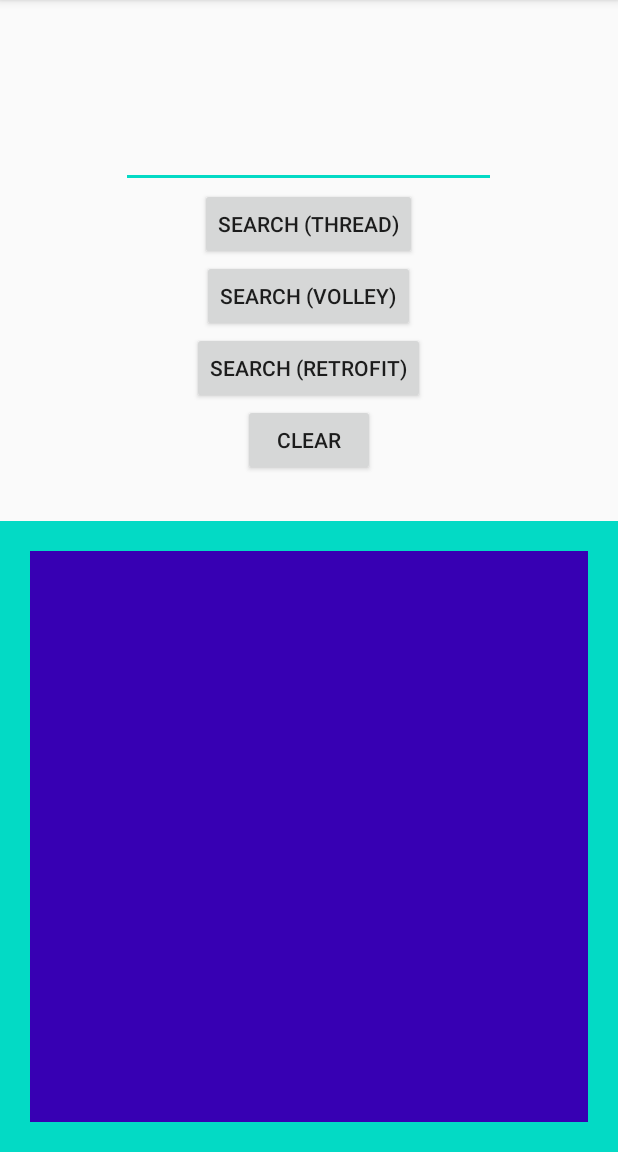
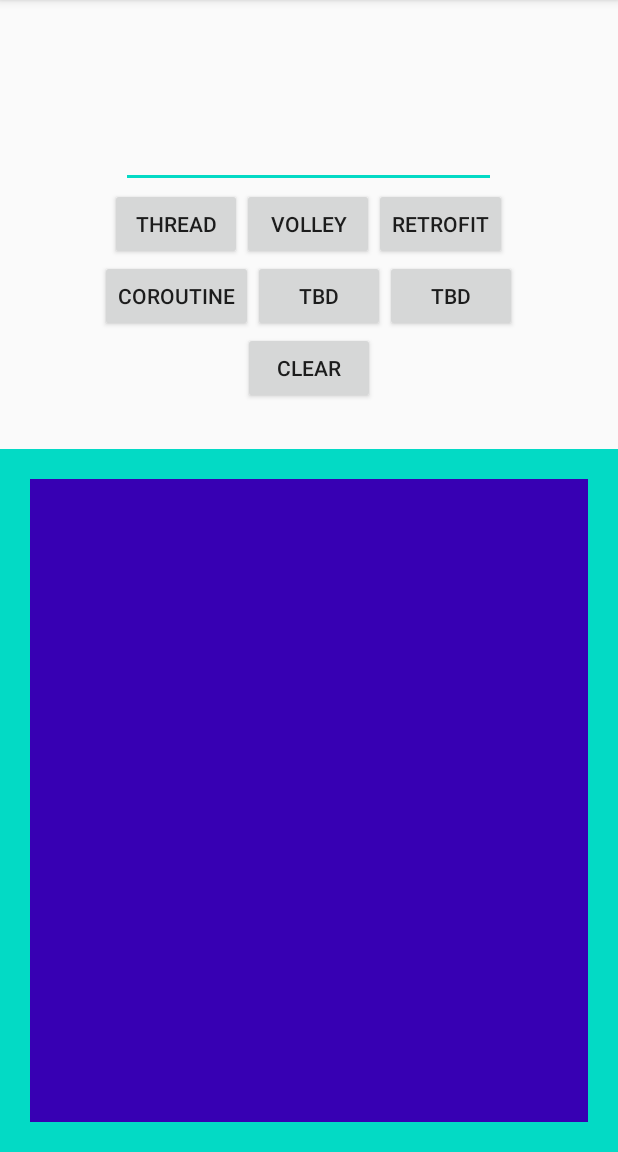
Before and after one commit to xizsmin/Async_Local, an Android app: the screen it shows after launch (MainActivity), on a phone screen of 412 x 824 dp, the part 84-1236 px from its top. Run offline under Robolectric (Android 15) with nearby library versions, the phone set to English and light mode, and no system bars; our stand-ins replace Volley.

Commit message:
[Coroutines]  - MainActivity.kt: added coroutine + HttpURLConnection  - activity_main.xml: added buttons and reorganized widgets  - build.gradle(app): added implementation for coroutines usage.

```diff
--- a/app/build.gradle
+++ b/app/build.gradle
@@ -37,6 +37,7 @@ dependencies {
     implementation 'com.android.volley:volley:1.1.1'
     implementation 'com.squareup.retrofit2:retrofit:2.9.0'
     implementation 'com.squareup.retrofit2:converter-gson:2.9.0'
+    implementation 'org.jetbrains.kotlinx:kotlinx-coroutines-android:1.4.1'
     testImplementation 'junit:junit:4.12'
     androidTestImplementation 'androidx.test.ext:junit:1.1.2'
     androidTestImplementation 'androidx.test.espresso:espresso-core:3.3.0'
--- a/app/src/main/res/layout/activity_main.xml
+++ b/app/src/main/res/layout/activity_main.xml
@@ -12,31 +12,57 @@
         android:layout_centerHorizontal="true"
         android:layout_marginTop="80dp"/>
 
+    <LinearLayout
+        android:id="@+id/ll_buttons"
+        android:layout_width="match_parent"
+        android:layout_height="wrap_content"
+        android:layout_below="@+id/edittext_address"
+        android:gravity="center_horizontal">
+
         <Button
             android:id="@+id/button_request_thread"
             android:layout_width="wrap_content"
             android:layout_height="wrap_content"
-        android:layout_below="@+id/edittext_address"
-        android:layout_centerHorizontal="true"
-        android:text="Search (Thread)"/>
-
+            android:text="Thread"/>
 
         <Button
             android:id="@+id/button_request_volley"
             android:layout_width="wrap_content"
             android:layout_height="wrap_content"
-        android:layout_centerHorizontal="true"
-        android:layout_below="@+id/button_request_thread"
-        android:text="Search (Volley)"/>
+            android:text="Volley"/>
 
         <Button
             android:id="@+id/button_request_retrofit"
             android:layout_width="wrap_content"
             android:layout_height="wrap_content"
-        android:layout_centerHorizontal="true"
-        android:layout_below="@+id/button_request_volley"
-        android:text="Search (Retrofit)"/>
+            android:text="Retrofit"/>
+    </LinearLayout>
 
+    <LinearLayout
+        android:id="@+id/ll_buttons2"
+        android:layout_width="match_parent"
+        android:layout_height="wrap_content"
+        android:layout_below="@+id/ll_buttons"
+        android:gravity="center_horizontal">
+
+        <Button
+            android:id="@+id/button_request_coroutine"
+            android:layout_width="wrap_content"
+            android:layout_height="wrap_content"
+            android:text="Coroutine"/>
+
+        <Button
+            android:id="@+id/button_test1"
+            android:layout_width="wrap_content"
+            android:layout_height="wrap_content"
+            android:text="TBD"/>
+
+        <Button
+            android:id="@+id/button_test2"
+            android:layout_width="wrap_content"
+            android:layout_height="wrap_content"
+            android:text="TBD"/>
+    </LinearLayout>
 
     <Button
         android:id="@+id/button_clear"
@@ -44,7 +70,7 @@
         android:layout_height="wrap_content"
         android:layout_centerHorizontal="true"
         android:text="Clear"
-        android:layout_below="@+id/button_request_retrofit"/>
+        android:layout_below="@+id/ll_buttons2"/>
 
     <RelativeLayout
         android:id="@+id/layout_result"
```
Also changed, not shown: app/src/main/java/com/example/async_local/MainActivity.kt (+36 -1 lines). Lines whose indentation alone changed are shown as unchanged.
